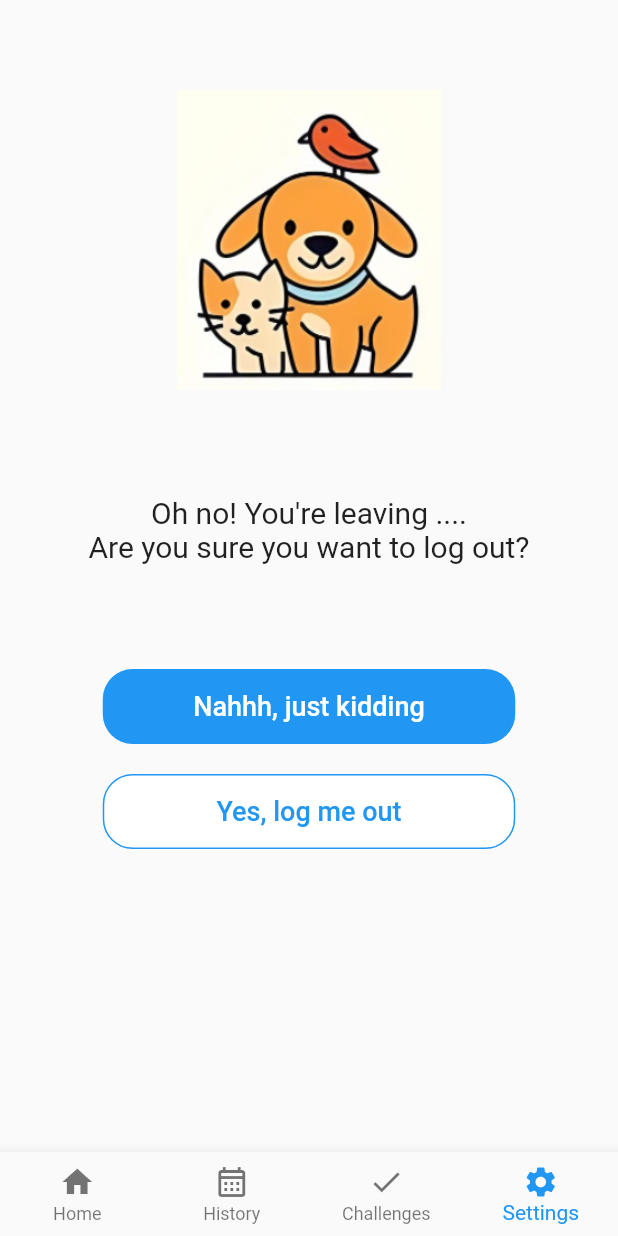
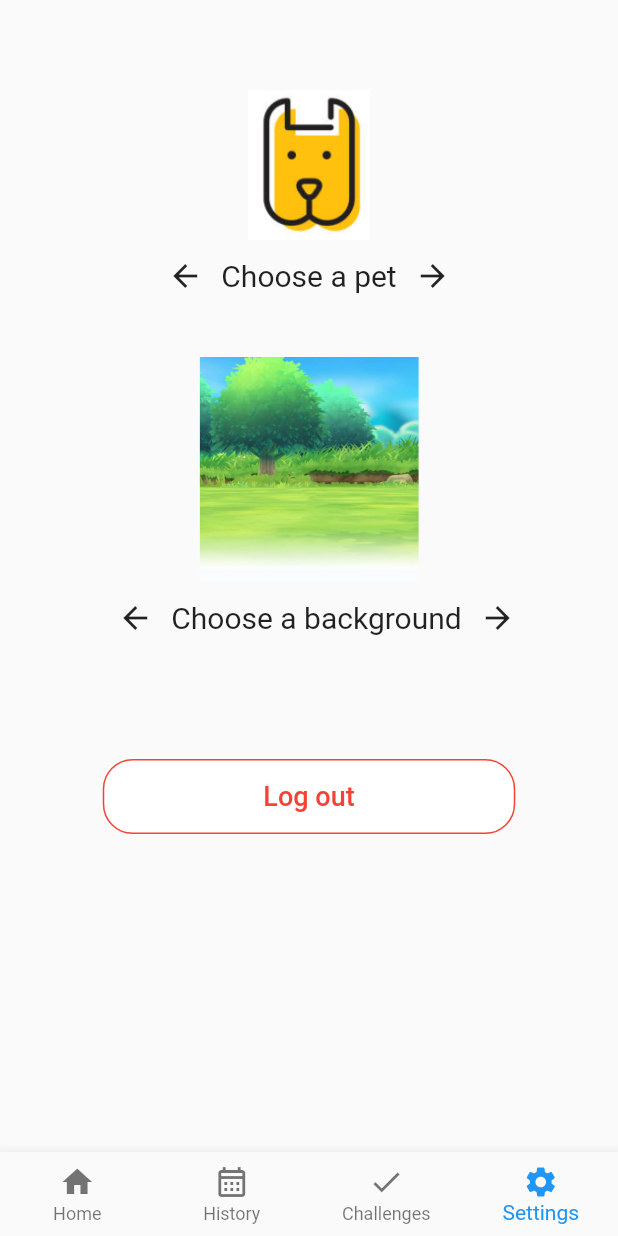
Before and after one commit to Pet-Dometer/App, a Flutter app: the HomeView screen opened by its route, item 4 of the bottom bar chosen, on a phone screen of 412 x 824 dp. Run offline on Flutter 3.47's test engine with Material 2 defaults, Android fonts, the phone set to English and light mode, and no system bars; our stand-ins replace flutter_form_builder, flutter_riverpod, form_builder_validators; generated files the repository leaves out were written again.

Commit message:
settings page mockup

```diff
--- a/lib/src/app.dart
+++ b/lib/src/app.dart
@@ -2,9 +2,8 @@ import 'package:flutter/material.dart';
 import 'package:flutter_gen/gen_l10n/app_localizations.dart';
 import 'package:flutter_localizations/flutter_localizations.dart';
 import 'package:app/src/pages/creation.dart';
-import 'package:app/src/pages/challenges.dart';
 import 'package:app/src/pages/home_view.dart';
-import 'package:app/src/pages/log_out.dart';
+import 'package:app/src/pages/settings.dart';
 import 'package:app/src/pages/login_view.dart';
 import 'package:app/src/pages/history.dart';
 import 'package:app/src/pages/pedometer.dart';
@@ -59,8 +58,8 @@ class MyApp extends StatelessWidget {
                 return const HistoryView();
               case HomeView.routeName:
                 return HomeView();
-              case LogOutView.routeName:
-                return const LogOutView();
+              case SettingsPageView.routeName:
+                return const SettingsPageView();
               case SettingsView.routeName:
                 return SettingsView(controller: settingsController);
               case SignupView.routeName:
--- a/lib/src/pages/home_view.dart
+++ b/lib/src/pages/home_view.dart
@@ -1,6 +1,6 @@
 import 'package:app/src/pages/challenges.dart';
 import 'package:app/src/pages/history.dart';
-import 'package:app/src/pages/log_out.dart';
+import 'package:app/src/pages/settings.dart';
 import 'package:app/src/pages/pedometer.dart';
 import 'package:flutter/material.dart';
 
@@ -41,7 +41,7 @@ class HomeView extends StatefulWidget {
     },
     3: {
       'title': const Text('Settings'),
-      'body': const LogOutView(),
+      'body': const SettingsPageView(),
       'navItem': const BottomNavigationBarItem(
         label: 'Settings',
         icon: Icon(Icons.settings),
--- a/lib/src/pages/log_out.dart
+++ /dev/null
@@ -1,97 +0,0 @@
-import 'package:flutter/material.dart';
-import 'package:app/src/pages/login_view.dart';
-
-class LogOutView extends StatefulWidget {
-  const LogOutView({Key? key}) : super(key: key);
-
-  static const routeName = '/settings';
-
-  @override
-  _LogOutState createState() => _LogOutState();
-}
-
-class _LogOutState extends State<LogOutView> {
-
-  @override
-  Widget build(BuildContext context) {
-    return Scaffold(
-      body: Padding(
-        padding: const EdgeInsets.only(top: 10.0),
-        child: SafeArea(
-          child: Column(
-            children: <Widget>[
-              const SizedBox(height: 50),
-              Image.asset('assets/images/logo.png', height: 200),
-              const Center(
-                child: Column(
-                  mainAxisAlignment: MainAxisAlignment.center,
-                  crossAxisAlignment: CrossAxisAlignment.center,
-                  children: <Widget>[
-                    const SizedBox(height: 70),
-                    Text(
-                      'Oh no! You\'re leaving .... \nAre you sure you want to log out?',
-                      style: TextStyle(fontSize: 20),
-                      textAlign: TextAlign.center,
-                    ),
-                  ],
-                ),
-              ),
-              const SizedBox(height: 70),
-              Column(
-                mainAxisAlignment: MainAxisAlignment.center,
-                crossAxisAlignment: CrossAxisAlignment.center,
-                children: <Widget>[
-                  Container(
-                    height: 50,
-                    width: 275,
-                    decoration: BoxDecoration(
-                        color: Colors.blue, borderRadius: BorderRadius.circular(20)),
-                    child: TextButton(
-                      onPressed: () {
-                        // Add logic for the first button
-                      },
-                      style: ButtonStyle(
-                        foregroundColor:
-                        MaterialStateProperty.all<Color>(Colors.white),
-                      ),
-                      child: Text(
-                        'Nahhh, just kidding',
-                        style: TextStyle(
-                          fontSize: 18,
-                          color: Colors.white,
-                      )),
-                    ),
-                  ),
-                  SizedBox(height: 20), // Space between the buttons
-                  Container(
-                    height: 50,
-                    width: 275,
-                    decoration: BoxDecoration(
-                        color: Colors.white, borderRadius: BorderRadius.circular(20), border: Border.all(color: Colors.blue)),
-                    child: TextButton(
-                      onPressed: () {
-                        Navigator.pushNamed(
-                            context, LoginView.routeName);
-                      },
-                      style: ButtonStyle(
-                        foregroundColor:
-                        MaterialStateProperty.all<Color>(Colors.blue),
-                      ),
-                      child: Text(
-                        'Yes, log me out',
-                        style: TextStyle(
-                        fontSize: 18,
-                        color: Colors.blue,
-                      )
-                      ),
-                    ),
-                  ),
-                ],
-              ),
-            ],
-          ),
-        ),
-      ),
-    );
-  }
-}
--- /dev/null
+++ b/lib/src/pages/settings.dart
@@ -0,0 +1,133 @@
+import 'package:flutter/material.dart';
+import 'package:app/src/pages/login_view.dart';
+
+class SettingsPageView extends StatefulWidget {
+  const SettingsPageView({Key? key}) : super(key: key);
+
+  static const routeName = '/settings';
+
+  @override
+  _SettingsState createState() => _SettingsState();
+}
+
+class _SettingsState extends State<SettingsPageView> {
+
+  int currentImageIndex = 0;
+  int currentPetIndex = 0;
+
+  List<String> imagePaths = [
+    'assets/images/background.png',
+    'assets/images/beach.jpg',
+    'assets/images/couch.png'
+  ];
+
+  List<String> petPaths = [
+    'assets/images/dog.png',
+    'assets/images/cat.png',
+    'assets/images/bird.png',
+  ];
+
+  void nextPet() {
+    setState(() {
+      currentPetIndex = (currentPetIndex + 1) % petPaths.length;
+    });
+  }
+
+  void previousPet() {
+    setState(() {
+      currentPetIndex = (currentPetIndex - 1 + petPaths.length) % petPaths.length;
+    });
+  }
+
+  void nextImage() {
+    setState(() {
+      currentImageIndex = (currentImageIndex + 1) % imagePaths.length;
+    });
+  }
+
+  void previousImage() {
+    setState(() {
+      currentImageIndex = (currentImageIndex - 1 + imagePaths.length) % imagePaths.length;
+    });
+  }
+
+  @override
+  Widget build(BuildContext context) {
+    return Scaffold(
+      body: Padding(
+        padding: const EdgeInsets.only(top: 10.0),
+        child: SafeArea(
+          child: Column(
+            children: <Widget>[
+              const SizedBox(height: 50),
+              Image.asset(petPaths[currentPetIndex], width: 100.0, height: 100.0),
+              Row(
+                mainAxisAlignment: MainAxisAlignment.center,
+                crossAxisAlignment: CrossAxisAlignment.center,
+                children: <Widget>[
+                  IconButton(
+                    icon: Icon(Icons.arrow_back),
+                    onPressed: previousPet,
+                  ),
+                  Text('Choose a pet', style: TextStyle(fontSize: 20.0),),
+                  IconButton(
+                    icon: Icon(Icons.arrow_forward),
+                    onPressed: nextPet,
+                  ),
+                ],
+              ),
+              const SizedBox(height: 30.0),
+              Image.asset(imagePaths[currentImageIndex], width: 150, height: 150),
+              Row(
+                crossAxisAlignment: CrossAxisAlignment.center,
+                mainAxisAlignment: MainAxisAlignment.center,
+                children: <Widget>[
+                  SizedBox(width: 10),
+                  IconButton(
+                    icon: Icon(Icons.arrow_back),
+                    onPressed: previousImage,
+                  ),
+                  Text('Choose a background', style: TextStyle(fontSize: 20.0),),
+                  IconButton(
+                    icon: Icon(Icons.arrow_forward),
+                    onPressed: nextImage,
+                  ),
+                ],
+              ),
+              const SizedBox(height: 70),
+              Column(
+                mainAxisAlignment: MainAxisAlignment.center,
+                crossAxisAlignment: CrossAxisAlignment.center,
+                children: <Widget>[
+                  Container(
+                    height: 50,
+                    width: 275,
+                    decoration: BoxDecoration(
+                        color: Colors.white, borderRadius: BorderRadius.circular(20), border: Border.all(color: Colors.red)),
+                    child: TextButton(
+                      onPressed: () {
+                        Navigator.pushNamed(
+                            context, LoginView.routeName);
+                      },
+                      style: ButtonStyle(
+                        foregroundColor:
+                        MaterialStateProperty.all<Color>(Colors.red),
+                      ),
+                      child: Text(
+                        'Log out',
+                        style: TextStyle(
+                        fontSize: 18,
+                        color: Colors.red,
+                      )
+                      ),
+                    ),
+                  ),
+                ],
+              ),
+            ],
+          ),
+        ),
+      ),
+    );
+  }
+}
```
